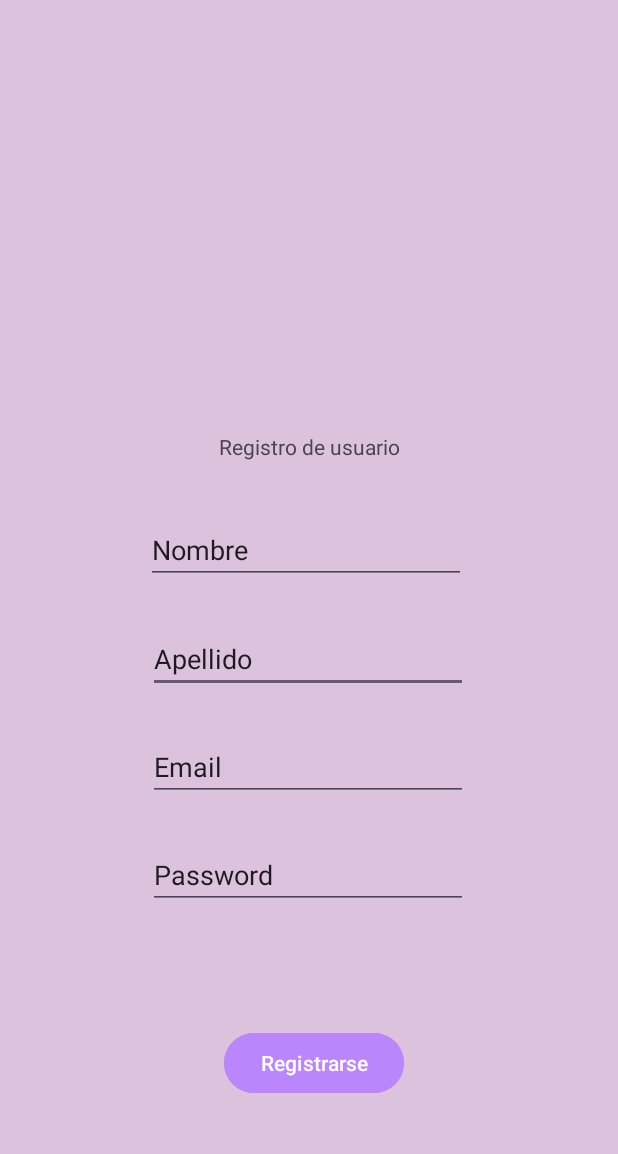
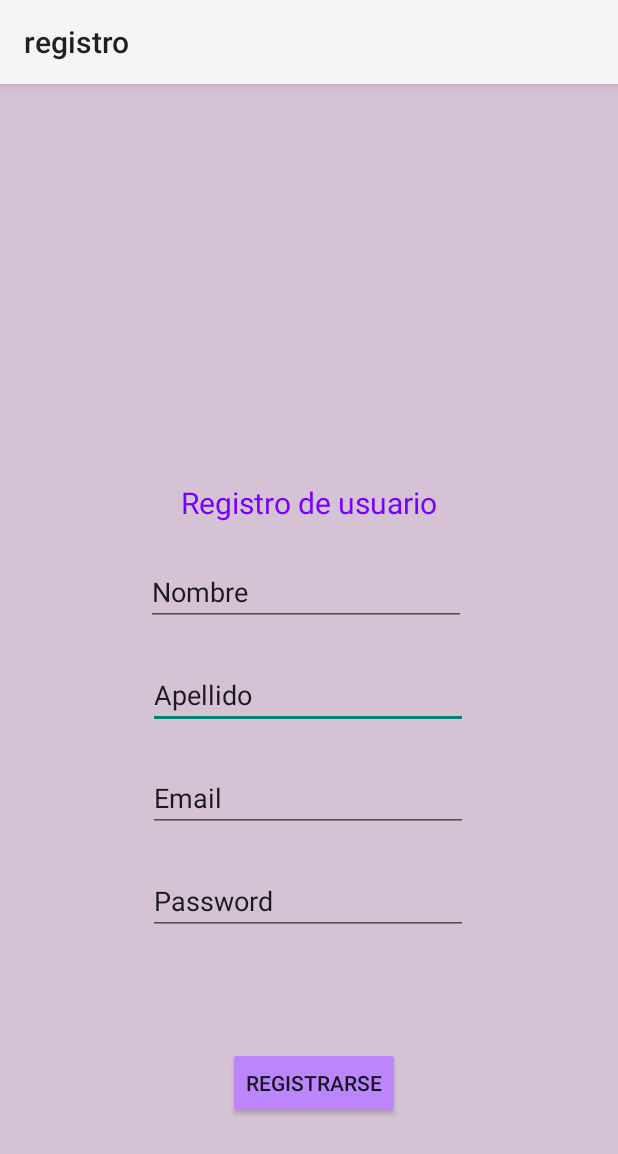
Before and after one commit to juliaigz/Android_Registration, an Android app: the screen it shows after launch (MainActivity), on a phone screen of 412 x 824 dp. Shown: the top 1154 px of the screen. Run offline under Robolectric (Android 15) with nearby library versions, the phone set to English and light mode, and no system bars.

Commit message:
individual 6 y 6.1

```diff
--- a/app/src/main/AndroidManifest.xml
+++ b/app/src/main/AndroidManifest.xml
@@ -10,7 +10,7 @@
         android:label="@string/app_name"
         android:roundIcon="@mipmap/ic_launcher_round"
         android:supportsRtl="true"
-        android:theme="@style/Theme.Registro"
+        android:theme="@style/AppTheme.Custom"
         tools:targetApi="31">
         <activity
             android:name=".MainActivity2"
--- a/app/src/main/java/com/example/registro/MainActivity.java
+++ b/app/src/main/java/com/example/registro/MainActivity.java
@@ -12,6 +12,9 @@ import android.widget.EditText;
 import android.widget.TextView;
 import android.widget.Toast;
 
+import java.util.regex.Matcher;
+import java.util.regex.Pattern;
+
 public class MainActivity extends AppCompatActivity {
 
     EditText textNombre;
@@ -20,6 +23,7 @@ public class MainActivity extends AppCompatActivity {
     EditText textPassword;
 
     Button buttonRegistrarse;
+    String pass = "1234";
 
 
     @Override
@@ -27,16 +31,29 @@ public class MainActivity extends AppCompatActivity {
         super.onCreate(savedInstanceState);
         setContentView(R.layout.activity_main);
 
-        textNombre = findViewById(R.id.textNombre);
-        textApellido = findViewById(R.id.textApellido);
-        textEmail = findViewById(R.id.textEmail);
-        textPassword = findViewById(R.id.textPassword);
+        textNombre = (EditText) findViewById(R.id.textNombre);
+        textApellido = (EditText) findViewById(R.id.textApellido);
+        textEmail = (EditText) findViewById(R.id.textEmail);
+        textPassword = (EditText) findViewById(R.id.textPassword);
 
-        buttonRegistrarse  = findViewById(R.id.buttonRegistrarse);
+        buttonRegistrarse =(Button) findViewById(R.id.buttonRegistrarse);
 
         buttonRegistrarse.setOnClickListener(new View.OnClickListener() {
             @Override
             public void onClick(View v) {
+
+                //toast
+                Context context = getApplicationContext();
+                CharSequence text = "Datos vacios";
+                CharSequence text2 = "error de password";
+                CharSequence text3 = "solo se permiten letras, nombre y apellido no validos";
+                CharSequence text4 = "formato de correo no valido";
+                int duracion = Toast.LENGTH_SHORT;
+                Toast toast = Toast.makeText(context, text, duracion);
+                Toast toast2 = Toast.makeText(context, text2, duracion);
+                Toast toast3 = Toast.makeText(context, text3, duracion);
+                Toast toast4 = Toast.makeText(context, text4, duracion);
+
 
                 // obtenemos los datos del usuario.
                 String nombre = textNombre.getText().toString();
@@ -44,18 +61,43 @@ public class MainActivity extends AppCompatActivity {
                 String correo = textEmail.getText().toString();
                 String clave = textPassword.getText().toString();
 
+                //validamos campos vacios
+                if ((!textNombre.getText().toString().trim().equals("")) && (!textApellido.getText().toString().trim().equals(""))
+                        && (!textEmail.getText().toString().trim().equals(""))) {
+                    //patrones de validacion
+                    Pattern pat = Pattern.compile("[a-zA-Z]{2,10}");
+                    Pattern patEmail = Pattern.compile("^[\\w-]+(\\.[\\w-]+)*@[A-Za-z0-9]+(\\.[A-Za-z0-9]+)*(\\.[A-Za-z]{2,})$");
+                    Matcher mat = pat.matcher(textNombre.getText().toString());
+                    Matcher mat2 = pat.matcher(textApellido.getText().toString());
+                    Matcher mat3 = patEmail.matcher(textEmail.getText().toString());
+                    //validamos que nombre y apellido sean validos, letras mayusculas y minusculas
+                    if (mat.matches() && mat2.matches()) {
+                        //validamos formato de correo
+                        if (mat3.matches()) {
+                            //validamos contraseña
+                            if (textPassword.getText().toString().equals(pass)) {
                                 //creamos intent para iniciar la segunda actividad.
                                 Intent intent = new Intent(MainActivity.this, MainActivity2.class);
-
                                 intent.putExtra("nombre", nombre);
                                 intent.putExtra("apellido", apellido);
                                 intent.putExtra("correo", correo);
                                 intent.putExtra("clave", clave);
                                 startActivity(intent);
 
+                            } else {
+                                toast2.show();
+                            }
+                        } else {
+                            toast4.show();
+                        }
+
+                    } else {
+                        toast3.show();
+                    }
+
+                } else {toast.show();}
             }
             });
-
+    }
 
     }
-}
--- a/app/src/main/res/values/colors.xml
+++ b/app/src/main/res/values/colors.xml
@@ -3,4 +3,5 @@
     <color name="black">#FF000000</color>
     <color name="white">#FFFFFFFF</color>
     <color name="purple_200">#FFBB86FC</color>
+    <color name="green_background">#00FF00</color>
 </resources>
--- a/app/src/main/res/values/themes.xml
+++ b/app/src/main/res/values/themes.xml
@@ -5,5 +5,15 @@
         <!-- <item name="colorPrimary">@color/my_light_primary</item> -->
     </style>
 
+    <style name="AppTheme.Custom" parent="Theme.AppCompat.Light">
+        <item name="android:textViewStyle">@style/CustomTextView</item>
+        <item name="android:windowBackground">@color/green_background</item>
+    </style>
+
+    <style name="CustomTextView" parent="android:Widget.TextView">
+        <item name="android:textSize">20sp</item>
+        <item name="android:textColor">#7700FF</item>
+    </style>
+
     <style name="Theme.Registro" parent="Base.Theme.Registro" />
 </resources>
```
Lines whose indentation alone changed are shown as unchanged.
